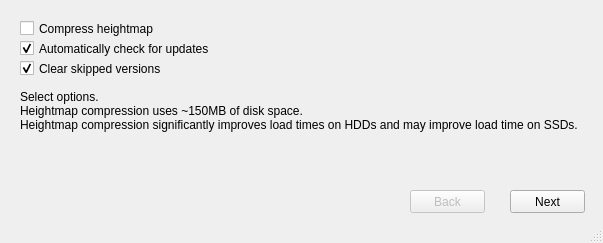
BFrizzleFoShizzle/RE_Kenshi_installer, file optionswindow.ui: the form before one commit.
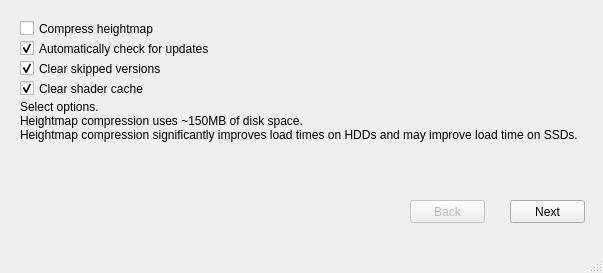
The form after the commit.

Commit message: Added option for clearing the shader cache

The edit to the form file:
```diff
--- a/optionswindow.ui
+++ b/optionswindow.ui
@@ -7,7 +7,7 @@
     <x>0</x>
     <y>0</y>
     <width>603</width>
-    <height>243</height>
+    <height>273</height>
    </rect>
   </property>
   <property name="windowTitle">
@@ -21,7 +21,7 @@
     <property name="geometry">
      <rect>
       <x>510</x>
-      <y>190</y>
+      <y>200</y>
       <width>75</width>
       <height>23</height>
      </rect>
@@ -34,7 +34,7 @@
     <property name="geometry">
      <rect>
       <x>20</x>
-      <y>90</y>
+      <y>100</y>
       <width>571</width>
       <height>91</height>
      </rect>
@@ -61,7 +61,7 @@
     <property name="geometry">
      <rect>
       <x>410</x>
-      <y>190</y>
+      <y>200</y>
       <width>75</width>
       <height>23</height>
      </rect>
@@ -115,6 +115,22 @@
      <bool>true</bool>
     </property>
    </widget>
+   <widget class="QCheckBox" name="clearShaderCacheCheckBox">
+    <property name="geometry">
+     <rect>
+      <x>20</x>
+      <y>80</y>
+      <width>231</width>
+      <height>17</height>
+     </rect>
+    </property>
+    <property name="text">
+     <string>Clear shader cache</string>
+    </property>
+    <property name="checked">
+     <bool>true</bool>
+    </property>
+   </widget>
    <zorder>outputLabel</zorder>
    <zorder>nextButton</zorder>
    <zorder>backButton</zorder>
```
Left out of the diff: 1 changed line with no effect on the pictures. The commit also changes 1 other file.
